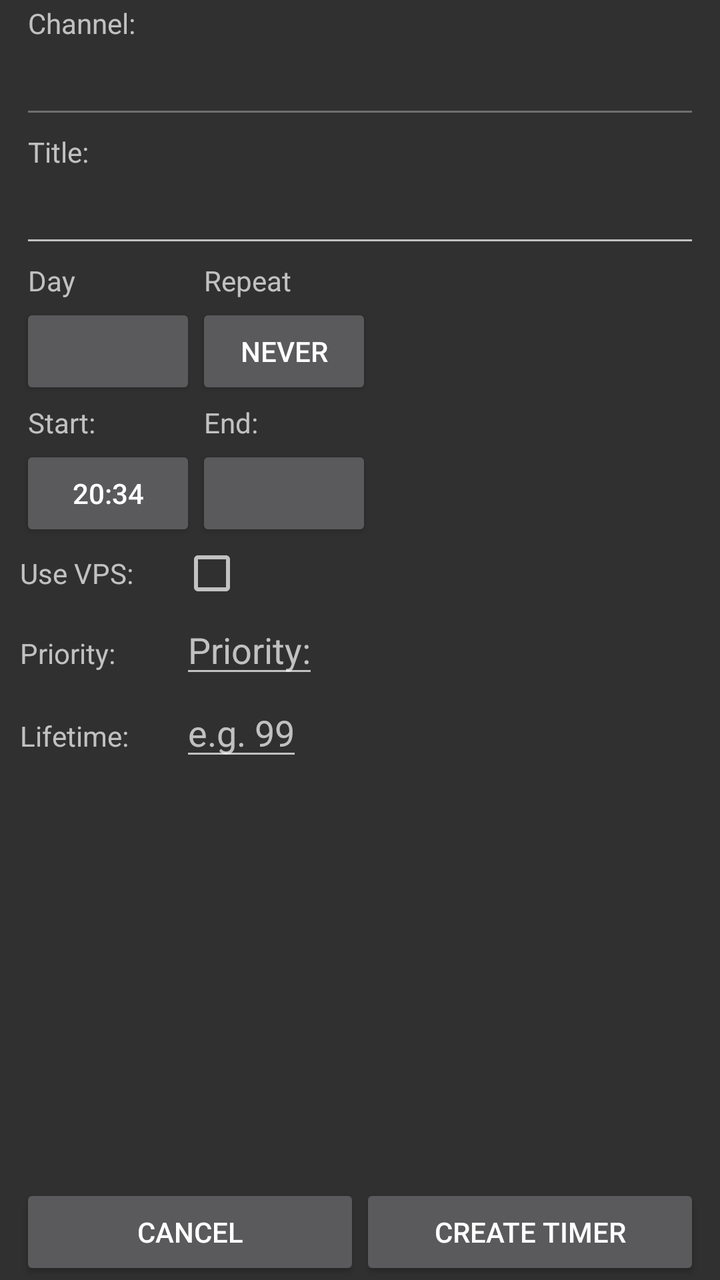
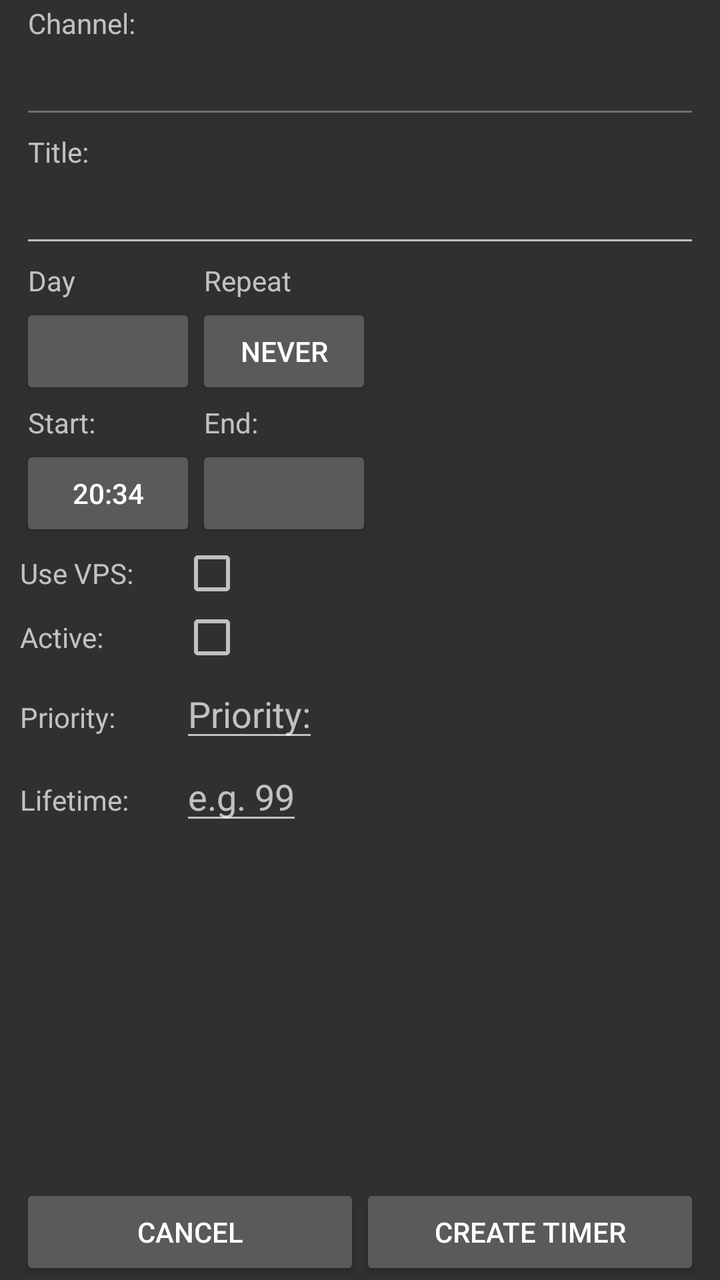

Compare the two renders of this Android layout. The source of the first and the diff that turns it into the second are given below.
<!-- AndroidManifest.xml: application theme AppTheme -->
<!-- res/layout/timer_detail.xml -->
<?xml version="1.0" encoding="utf-8"?>
<LinearLayout
    xmlns:android="http://schemas.android.com/apk/res/android"
    android:layout_width="fill_parent"
    android:layout_height="fill_parent"
    android:paddingLeft="10.0dip" android:paddingRight="10.0dip"
    android:orientation="vertical">
    
    <ScrollView
        android:id="@+id/timer_detail_scroll"
        android:layout_width="fill_parent"
        android:layout_height="wrap_content"
        android:layout_weight="0.5">

    <LinearLayout
        android:id="@+id/timer_detail_layout"
        android:layout_width="fill_parent"
        android:layout_height="wrap_content"
        android:orientation="vertical">
                
			    <TextView
			        android:paddingLeft="4.0dip" android:paddingBottom="2.0dip" android:layout_width="fill_parent"	android:layout_height="wrap_content" android:layout_marginTop="2.0dip"
			        android:text="@string/timer_detail_channel_title"/>
			      
			    <EditText
			        android:id="@+id/timer_detail_channel"
			        android:layout_width="fill_parent"
			        android:layout_height="wrap_content"
			        android:enabled="false"
			       />
			            				            
			    <TextView
			    android:paddingLeft="4.0dip" android:paddingBottom="2.0dip" android:layout_width="fill_parent"	android:layout_height="wrap_content" android:layout_marginTop="2.0dip"
			        android:text="@string/timer_detail_title_title"/>
			
			
			    <EditText
			        android:id="@+id/timer_detail_title"
			        android:layout_width="fill_parent"
			        android:layout_height="wrap_content"/>
			            
			    
			    
			    <LinearLayout android:layout_width="wrap_content" android:layout_height="wrap_content" android:orientation="horizontal">
			    
			    <LinearLayout android:layout_width="wrap_content" android:layout_height="wrap_content" android:orientation="vertical">
			           
			    <TextView
			    android:paddingLeft="4.0dip" android:paddingBottom="2.0dip" android:layout_width="fill_parent"	android:layout_height="wrap_content" android:layout_marginTop="2.0dip"
			         android:text="@string/timer_detail_day_title"/>
			    
			    		         
               <Button
                   android:id="@+id/timer_detail_day"
                   android:layout_width="wrap_content"
                   android:layout_height="wrap_content"
                   android:editable="false"/>        
			    
               </LinearLayout>
               
			<LinearLayout android:layout_width="wrap_content" android:layout_height="wrap_content" android:orientation="vertical"> 
			   <TextView
			    android:paddingLeft="4.0dip" android:paddingBottom="2.0dip" android:layout_width="fill_parent"	android:layout_height="wrap_content" android:layout_marginTop="2.0dip"
			         android:text="@string/timer_detail_repeat_title"/>
			    
			    		         
               <Button
                   android:id="@+id/timer_detail_repeat"
                   android:layout_width="wrap_content"
                   android:layout_height="wrap_content"
                   android:text="@string/never"
                   android:editable="false"/>        
			    
               </LinearLayout>
               
			    
			    </LinearLayout>
			    
			     
			    <LinearLayout android:layout_width="wrap_content" android:layout_height="wrap_content" android:orientation="horizontal">
			    
			    <LinearLayout android:layout_width="wrap_content" android:layout_height="wrap_content" android:orientation="vertical">
			    
		
 			    <TextView
			    android:paddingLeft="4.0dip" android:paddingBottom="2.0dip" android:layout_width="fill_parent"	android:layout_height="wrap_content" android:layout_marginTop="2.0dip"
			         android:text="@string/timer_detail_start_title"/>
			        			         
					     <Button
					         android:id="@+id/timer_detail_start"
					         android:layout_width="wrap_content"
					         android:layout_height="wrap_content"
					         android:text="20:34"
					         android:editable="false"/>
	
					     </LinearLayout>
					     
			     <LinearLayout android:layout_width="wrap_content" android:layout_height="wrap_content" android:orientation="vertical">
			     <TextView
			     android:paddingLeft="4.0dip" android:paddingBottom="2.0dip" android:layout_width="fill_parent"	android:layout_height="wrap_content" android:layout_marginTop="2.0dip"
				         android:text="@string/timer_detail_end_title"/>
			
			     <Button
			         android:id="@+id/timer_detail_end"
			         android:layout_width="wrap_content"
			         android:layout_height="wrap_content"
			         android:editable="false"/>
		
			     
			</LinearLayout>
			</LinearLayout>
			
			 <LinearLayout android:layout_width="wrap_content" android:layout_height="wrap_content" android:orientation="horizontal" android:id="@+id/timer_block">
			      <TextView android:width="80dp" android:text="@string/timer_detail_use_vps" android:layout_width="wrap_content" android:layout_height="wrap_content" />
			      <CheckBox android:id="@+id/timer_detail_vps" android:layout_height="wrap_content" android:layout_width="wrap_content"/>
			 </LinearLayout>
			 
		 
			 
		    
		 <LinearLayout android:layout_width="wrap_content" android:layout_height="wrap_content" android:orientation="horizontal">
		     
		    <TextView android:width="80dp" android:text="@string/timer_detail_priority" android:layout_width="wrap_content" android:layout_height="wrap_content" />
		     
		    <EditText android:layout_height="wrap_content" android:numeric="integer" android:id="@+id/timer_detail_priority"  android:layout_width="wrap_content" android:hint="@string/timer_detail_priority"/>
		    
		    
		    </LinearLayout>
		    
		 	 <LinearLayout android:layout_width="wrap_content" android:layout_height="wrap_content" android:orientation="horizontal">
		     
		    <TextView android:width="80dp" android:text="@string/timer_detail_lifetime" android:layout_width="wrap_content" android:layout_height="wrap_content" />
		     
		    <EditText android:layout_height="wrap_content"  android:numeric="integer" android:id="@+id/timer_detail_lifetime"  android:layout_width="wrap_content" android:hint="@string/timer_detail_lifetime_hint"/>
		    
		    
		    </LinearLayout>
		 
         </LinearLayout>
        
    </ScrollView>

<LinearLayout android:orientation="horizontal" android:layout_width="fill_parent" android:layout_height="wrap_content" >

    <Button
        android:id="@+id/timer_details_cancel"
       	android:layout_width="0dip" android:layout_height="fill_parent"
				android:layout_weight="1"
        android:text="@android:string/cancel"/>

	<Button
        android:id="@+id/timer_details_modify"
		android:layout_width="0dip" android:layout_height="fill_parent"
		android:layout_weight="1"
		android:visibility="gone"
        android:text="@string/timer_details_save_title"/>
    

    <Button
        android:id="@+id/timer_details_save"
		android:layout_width="0dip" android:layout_height="fill_parent"
				android:layout_weight="1"
        android:text="@string/timer_details_create_title"/>
        
        </LinearLayout>
		                          
</LinearLayout>
<!-- resources referenced by this layout -->
<resources>
  <string name="never">Never</string>
  <string name="timer_detail_channel_title">Channel:</string>
  <string name="timer_detail_day_title">Day</string>
  <string name="timer_detail_end_title">End:</string>
  <string name="timer_detail_lifetime">Lifetime:</string>
  <string name="timer_detail_lifetime_hint">e.g. 99</string>
  <string name="timer_detail_priority">Priority:</string>
  <string name="timer_detail_repeat_title">Repeat</string>
  <string name="timer_detail_start_title">Start:</string>
  <string name="timer_detail_title_title">Title:</string>
  <string name="timer_detail_use_vps">Use VPS:</string>
  <string name="timer_details_create_title">Create timer</string>
  <string name="timer_details_save_title">Save changes</string>
  <style name="AppTheme" parent="@style/Base.Theme.AppCompat" />
</resources>

<!-- the commit's change to res/layout/timer_detail.xml (unified diff, before → after) -->
@@ -27,8 +27,10 @@
 			        android:layout_width="fill_parent"
 			        android:layout_height="wrap_content"
 			        android:enabled="false"
+                    android:focusable="false"
 			       />
-			            				            
+
+
 			    <TextView
 			    android:paddingLeft="4.0dip" android:paddingBottom="2.0dip" android:layout_width="fill_parent"	android:layout_height="wrap_content" android:layout_marginTop="2.0dip"
 			        android:text="@string/timer_detail_title_title"/>
@@ -54,7 +56,9 @@
                    android:id="@+id/timer_detail_day"
                    android:layout_width="wrap_content"
                    android:layout_height="wrap_content"
-                   android:editable="false"/>        
+                   android:enabled="true"
+                   android:focusable="true"/>
+
 			    
                </LinearLayout>
                
@@ -69,7 +73,9 @@
                    android:layout_width="wrap_content"
                    android:layout_height="wrap_content"
                    android:text="@string/never"
-                   android:editable="false"/>        
+                   android:enabled="true"
+                   android:focusable="true"/>
+
 			    
                </LinearLayout>
                
@@ -91,7 +97,9 @@
 					         android:layout_width="wrap_content"
 					         android:layout_height="wrap_content"
 					         android:text="20:34"
-					         android:editable="false"/>
+					         android:enabled="true"
+                             android:focusable="true"/>
+
 	
 					     </LinearLayout>
 					     
@@ -104,7 +112,9 @@
 			         android:id="@+id/timer_detail_end"
 			         android:layout_width="wrap_content"
 			         android:layout_height="wrap_content"
-			         android:editable="false"/>
+			         android:enabled="true"
+                     android:focusable="true"/>
+
 		
 			     
 			</LinearLayout>
@@ -114,7 +124,14 @@
 			      <TextView android:width="80dp" android:text="@string/timer_detail_use_vps" android:layout_width="wrap_content" android:layout_height="wrap_content" />
 			      <CheckBox android:id="@+id/timer_detail_vps" android:layout_height="wrap_content" android:layout_width="wrap_content"/>
 			 </LinearLayout>
-			 
+
+             <LinearLayout android:layout_width="wrap_content" android:layout_height="wrap_content" android:orientation="horizontal">
+                  <TextView android:width="80dp" android:text="Active:" android:layout_width="wrap_content" android:layout_height="wrap_content" />
+                  <CheckBox android:id="@+id/timer_detail_active" android:layout_height="wrap_content" android:layout_width="wrap_content"/>
+             </LinearLayout>
+
+
+
 		 
 			 
 		    
@@ -122,7 +139,8 @@
 		     
 		    <TextView android:width="80dp" android:text="@string/timer_detail_priority" android:layout_width="wrap_content" android:layout_height="wrap_content" />
 		     
-		    <EditText android:layout_height="wrap_content" android:numeric="integer" android:id="@+id/timer_detail_priority"  android:layout_width="wrap_content" android:hint="@string/timer_detail_priority"/>
+		    <EditText android:layout_height="wrap_content" android:inputType="number" android:id="@+id/timer_detail_priority"  android:layout_width="wrap_content" android:hint="@string/timer_detail_priority"/>
+
 		    
 		    
 		    </LinearLayout>
@@ -131,7 +149,8 @@
 		     
 		    <TextView android:width="80dp" android:text="@string/timer_detail_lifetime" android:layout_width="wrap_content" android:layout_height="wrap_content" />
 		     
-		    <EditText android:layout_height="wrap_content"  android:numeric="integer" android:id="@+id/timer_detail_lifetime"  android:layout_width="wrap_content" android:hint="@string/timer_detail_lifetime_hint"/>
+		    <EditText android:layout_height="wrap_content"  android:inputType="number" android:id="@+id/timer_detail_lifetime"  android:layout_width="wrap_content" android:hint="@string/timer_detail_lifetime_hint"/>
+
 		    
 		    
 		    </LinearLayout>
@@ -154,7 +173,15 @@
 		android:layout_weight="1"
 		android:visibility="gone"
         android:text="@string/timer_details_save_title"/>
-    
+
+    <Button
+        android:id="@+id/timer_details_delete"
+        android:layout_width="0dip" android:layout_height="fill_parent"
+        android:layout_weight="1"
+        android:visibility="gone"
+        android:text="@string/timer_details_delete_title"/>
+
+
 
     <Button
         android:id="@+id/timer_details_save"
<!-- resource entries referenced after the edit -->
@@ -12,6 +12,7 @@
   <string name="timer_detail_title_title">Title:</string>
   <string name="timer_detail_use_vps">Use VPS:</string>
   <string name="timer_details_create_title">Create timer</string>
+  <string name="timer_details_delete_title">Delete timer</string>
   <string name="timer_details_save_title">Save changes</string>
   <style name="AppTheme" parent="@style/Base.Theme.AppCompat" />
 </resources>
